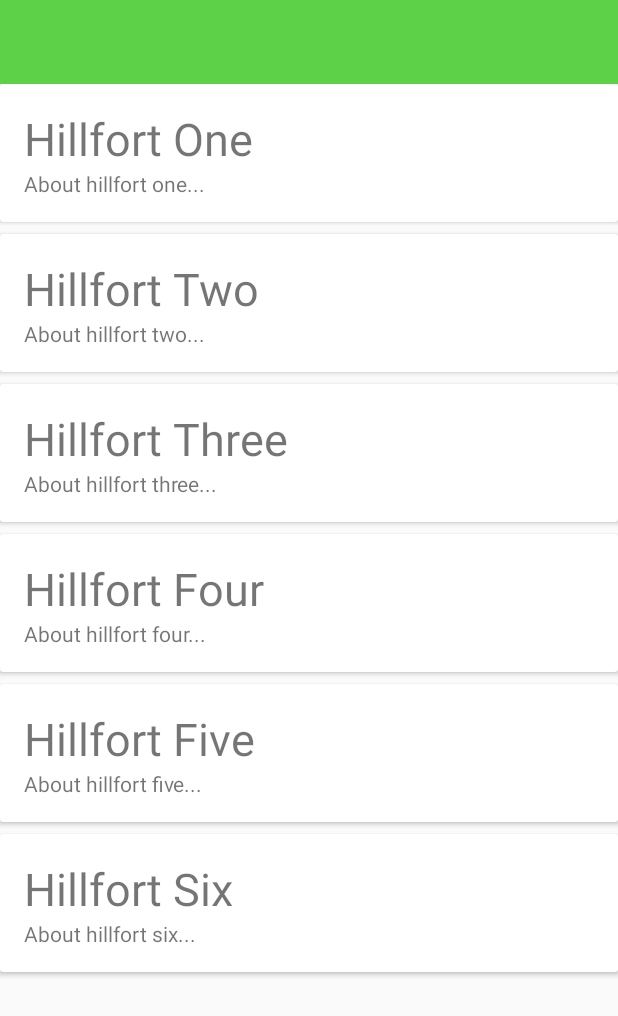
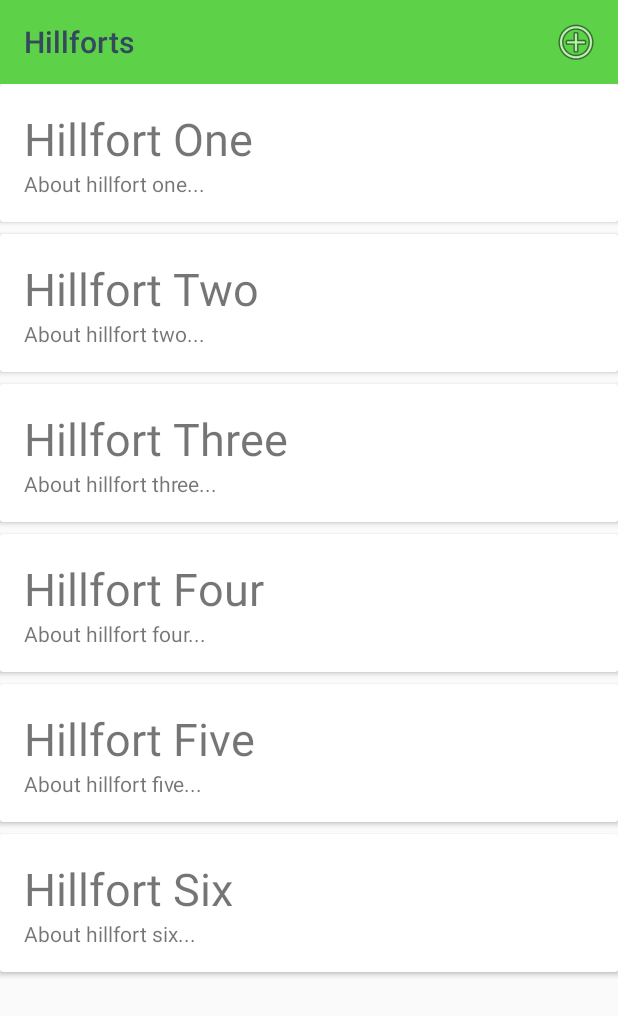
Before and after one commit to edyta-sleziak/Hillforts, an Android app: the screen it shows after launch (HillfortsListActivity), on a phone screen of 412 x 824 dp. Shown: the top 1016 px of the screen. Run offline under Robolectric (Android 15) with nearby library versions, the phone set to English and light mode, and no system bars; 1 statement that could not run was skipped.

Commit message:
Toolbar added to Hillforts list and Hillfort activity

```diff
--- /dev/null
+++ b/app/src/main/java/org/wit/hillforts/activities/HillfortAdapter.kt
@@ -0,0 +1,38 @@
+package org.wit.hillforts.activities
+
+import android.view.LayoutInflater
+import android.view.View
+import android.view.ViewGroup
+import androidx.recyclerview.widget.RecyclerView
+import kotlinx.android.synthetic.main.card_hillfort.view.*
+import org.wit.hillforts.R
+import org.wit.hillforts.models.HillfortModel
+
+class HillfortAdapter constructor(private var hillforts: List<HillfortModel>) :
+  RecyclerView.Adapter<HillfortAdapter.MainHolder>() {
+
+  override fun onCreateViewHolder(parent: ViewGroup, viewType: Int): MainHolder {
+    return MainHolder(
+      LayoutInflater.from(parent?.context).inflate(
+        R.layout.card_hillfort,
+        parent,
+        false
+      )
+    )
+  }
+
+  override fun onBindViewHolder(holder: MainHolder, position: Int) {
+    val hillfort = hillforts[holder.adapterPosition]
+    holder.bind(hillfort)
+  }
+
+  override fun getItemCount(): Int = hillforts.size
+
+  class MainHolder constructor(itemView: View) : RecyclerView.ViewHolder(itemView) {
+
+    fun bind(hillfort: HillfortModel) {
+      itemView.HillfortName.text = hillfort.name
+      itemView.HillfortDescription.text = hillfort.description
+    }
+  }
+}
--- a/app/src/main/java/org/wit/hillforts/activities/HillfortsListActivity.kt
+++ b/app/src/main/java/org/wit/hillforts/activities/HillfortsListActivity.kt
@@ -1,17 +1,14 @@
 package org.wit.hillforts.activities
 
 import android.os.Bundle
-import android.view.LayoutInflater
-import android.view.View
-import android.view.ViewGroup
+import android.view.*
 import androidx.appcompat.app.AppCompatActivity
 import androidx.recyclerview.widget.LinearLayoutManager
-import androidx.recyclerview.widget.RecyclerView
 import kotlinx.android.synthetic.main.activity_hillforts_list.*
-import kotlinx.android.synthetic.main.card_hillfort.view.*
+import org.jetbrains.anko.startActivityForResult
 import org.wit.hillforts.R
 import org.wit.hillforts.main.MainApp
-import org.wit.hillforts.models.HillfortModel
+
 
 class HillfortsListActivity : AppCompatActivity() {
 
@@ -22,37 +19,23 @@ class HillfortsListActivity : AppCompatActivity() {
     setContentView(R.layout.activity_hillforts_list)
     app = application as MainApp
 
+    toolbar.title = title
+    setSupportActionBar(toolbar)
+
     val layoutManager = LinearLayoutManager(this)
     recyclerView.layoutManager = layoutManager
     recyclerView.adapter = HillfortAdapter(app.hillforts)
   }
-}
 
-class HillfortAdapter constructor(private var hillforts: List<HillfortModel>) :
-  RecyclerView.Adapter<HillfortAdapter.MainHolder>() {
-
-  override fun onCreateViewHolder(parent: ViewGroup, viewType: Int): MainHolder {
-    return MainHolder(
-      LayoutInflater.from(parent?.context).inflate(
-        R.layout.card_hillfort,
-        parent,
-        false
-      )
-    )
+  override fun onCreateOptionsMenu(menu: Menu?): Boolean {
+    menuInflater.inflate(R.menu.menu_main, menu)
+    return super.onCreateOptionsMenu(menu)
   }
 
-  override fun onBindViewHolder(holder: MainHolder, position: Int) {
-    val hillfort = hillforts[holder.adapterPosition]
-    holder.bind(hillfort)
-  }
-
-  override fun getItemCount(): Int = hillforts.size
-
-  class MainHolder constructor(itemView: View) : RecyclerView.ViewHolder(itemView) {
-
-    fun bind(hillfort: HillfortModel) {
-      itemView.HillfortName.text = hillfort.name
-      itemView.HillfortDescription.text = hillfort.description
+  override fun onOptionsItemSelected(item: MenuItem?): Boolean {
+    when (item?.itemId) {
+      R.id.item_add -> startActivityForResult<HillfortActivity>(0)
     }
+    return super.onOptionsItemSelected(item)
   }
 }
--- a/app/src/main/res/layout/activity_hillfort.xml
+++ b/app/src/main/res/layout/activity_hillfort.xml
@@ -22,7 +22,7 @@
             app:theme="@style/ThemeOverlay.AppCompat.Dark.ActionBar">
 
             <androidx.appcompat.widget.Toolbar
-                android:id="@+id/toolbarAdd"
+                android:id="@+id/toolbarHillfort"
                 android:layout_width="match_parent"
                 android:layout_height="wrap_content"
                 app:titleTextColor="@color/colorPrimaryDark" />
--- /dev/null
+++ b/app/src/main/res/menu/menu_main.xml
@@ -0,0 +1,11 @@
+<?xml version="1.0" encoding="utf-8"?>
+<menu xmlns:android="http://schemas.android.com/apk/res/android"
+    xmlns:app="http://schemas.android.com/apk/res-auto">
+
+  <item
+      android:id="@+id/item_add"
+      android:icon="@android:drawable/ic_menu_add"
+      android:title="@string/menu_addNewHillfort"
+      app:showAsAction="always" />
+
+</menu>
--- a/app/src/main/res/values/strings.xml
+++ b/app/src/main/res/values/strings.xml
@@ -3,5 +3,7 @@
     <string name="button_addHillfort">Add hillfort</string>
     <string name="hint_hillfortName">Name</string>
     <string name="hint_hillfortDescription">Description</string>
+    <string name="menu_addNewHillfort">Add</string>
+    <string name="menu_cancel">Cancel</string>
 
 </resources>
```
Also changed, not shown: app/src/main/java/org/wit/hillforts/activities/HillfortActivity.kt (+22 -2 lines), app/src/main/res/menu/menu_hillfort.xml (added, +10 -0 lines).
